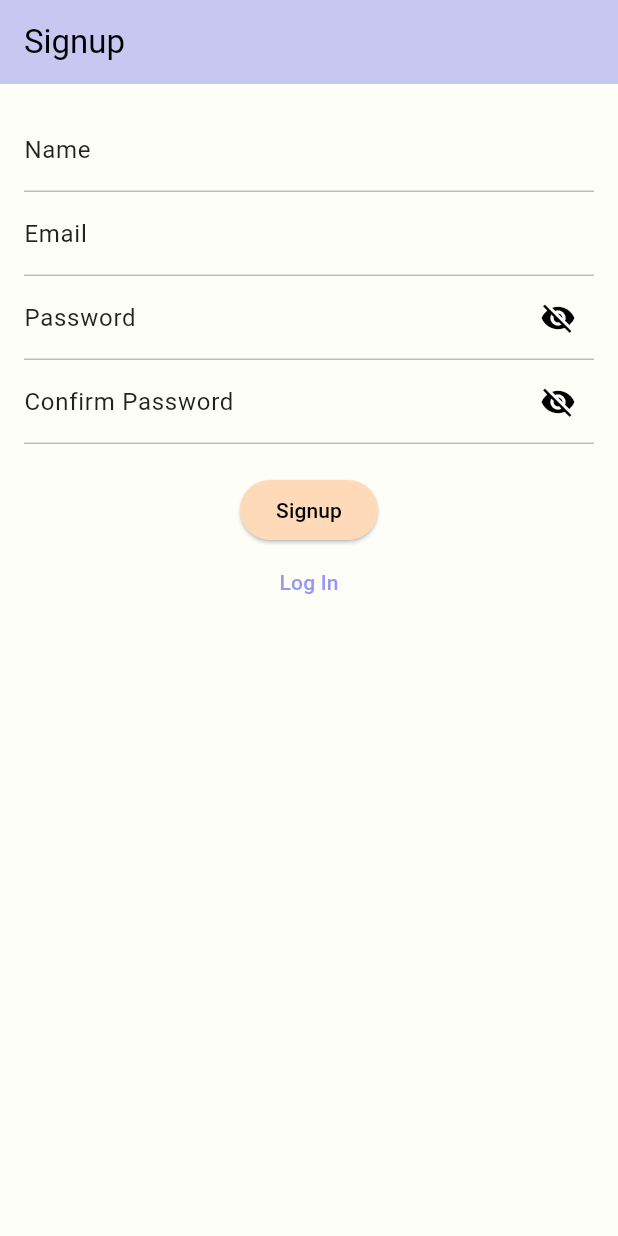
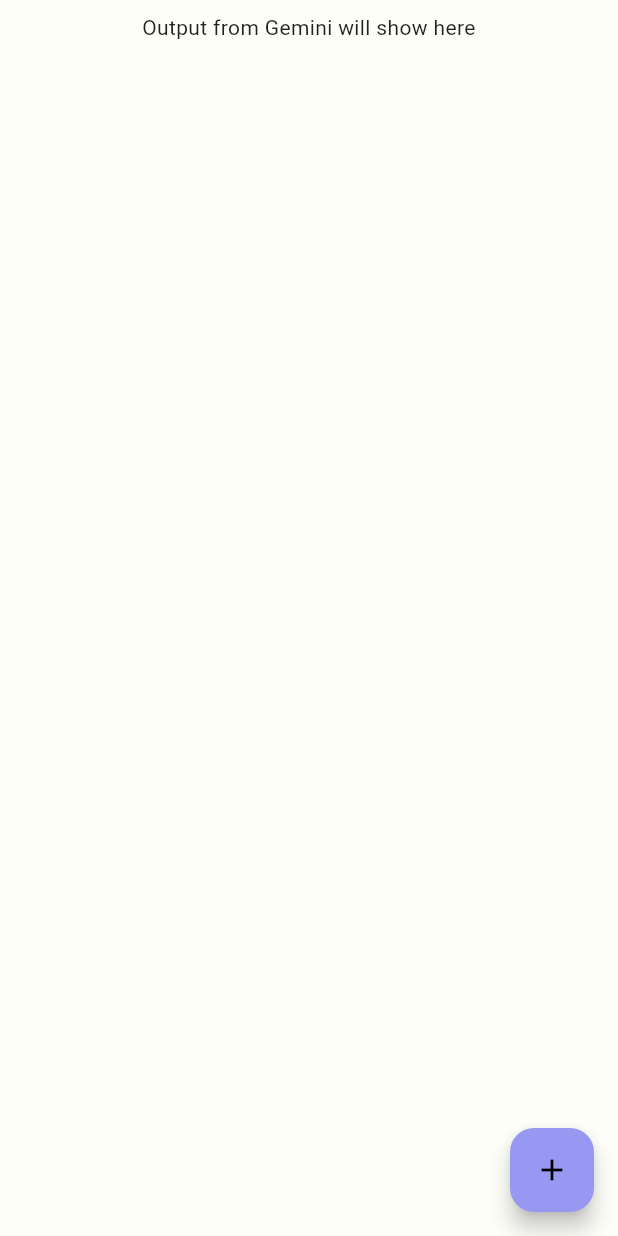
Before and after one commit to kaurharpreet5328/event-plannnig, a Flutter app: the screen it shows after launch, on a phone screen of 412 x 824 dp. Run offline on Flutter 3.47's test engine with Material 3 defaults, Android fonts, the phone set to English and light mode, and no system bars; our stand-ins replace flutter_gemini.

Commit message:
added demo ai screen to connect with gemini.

```diff
--- a/lib/main.dart
+++ b/lib/main.dart
@@ -1,8 +1,14 @@
 import 'package:flutter/material.dart';
+import 'package:flutter_gemini/flutter_gemini.dart';
 // ignore: unused_import
 import 'package:myapp/hello_world.dart';
+import 'screens/demo_ai_screen.dart';
 import 'screens/signup_screen.dart';
+
+const apiKey = '--';
+
 void main() {
+  Gemini.init(apiKey: apiKey);
   runApp(const MyApp());
 }
 
@@ -72,7 +78,7 @@ class MyApp extends StatelessWidget {
   ),
         useMaterial3: true,
       ),
-      home: const SignupScreen(),
+      home: const DemoAIScreen(),
     );
   }
 }
--- /dev/null
+++ b/lib/screens/demo_ai_screen.dart
@@ -0,0 +1,44 @@
+import 'package:flutter/material.dart';
+import 'package:flutter_gemini/flutter_gemini.dart';
+
+class DemoAIScreen extends StatefulWidget {
+  const DemoAIScreen({super.key});
+
+  @override
+  State<DemoAIScreen> createState() => _DemoAIScreenState();
+}
+
+class _DemoAIScreenState extends State<DemoAIScreen> {
+  String output = 'Output from Gemini will show here';
+
+  @override
+  Widget build(BuildContext context) {
+    return Scaffold(
+      floatingActionButton: FloatingActionButton(
+        onPressed: () {
+          Gemini.instance.promptStream(parts: [
+  Part.text('Write a story about a magic backpack'),
+]).listen((value) {setState(() {
+  output = value?.output??'';
+});});
+        },
+        child: const Icon(Icons.add),
+      ),
+      body:  SafeArea(
+        child: SingleChildScrollView(
+        child: Center(
+          child: Padding(
+            padding: const EdgeInsets.all(8.0),
+            child: Text(
+              output,
+              textAlign: TextAlign.center,
+
+              ),
+
+            ),
+          ),
+        ),
+      ),
+    );
+  }
+}
--- a/pubspec.yaml
+++ b/pubspec.yaml
@@ -34,6 +34,7 @@ dependencies:
   # The following adds the Cupertino Icons font to your application.
   # Use with the CupertinoIcons class for iOS style icons.
   cupertino_icons: ^1.0.8
+  flutter_gemini: ^3.0.0
 
 dev_dependencies:
   flutter_test:
```
Also changed, not shown: lib/screens/login_screen.dart (+1 -10 lines), .idx/integrations.json (added), pubspec.lock.
